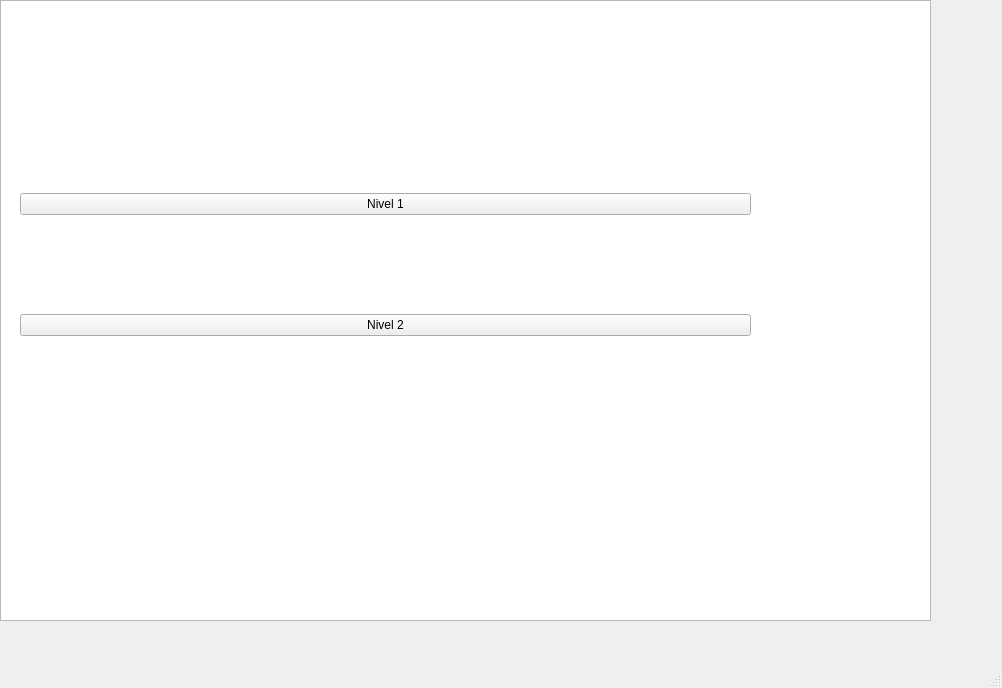
The window that mainwindow.ui (Andrsito-bit/Proyecto_Final) describes before a commit, drawn with Qt 5.
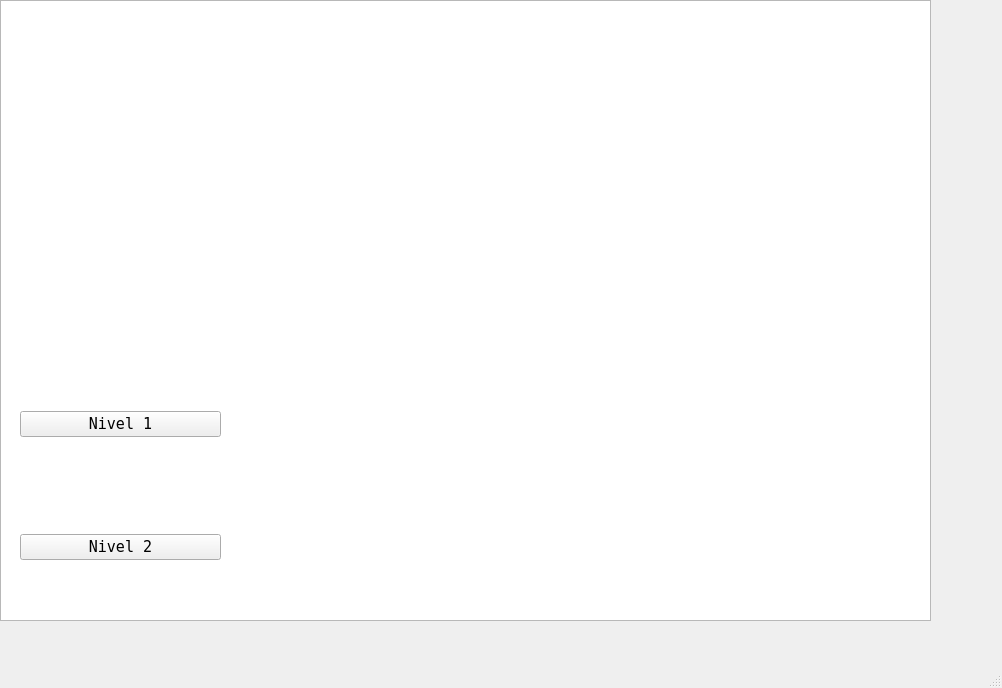
The same window after the commit.

The edit to the form file:
```diff
--- a/mainwindow.ui
+++ b/mainwindow.ui
@@ -18,14 +18,20 @@
     <property name="geometry">
      <rect>
       <x>20</x>
-      <y>100</y>
-      <width>731</width>
+      <y>320</y>
+      <width>201</width>
       <height>331</height>
      </rect>
     </property>
     <layout class="QVBoxLayout" name="verticalLayout">
      <item>
       <widget class="QPushButton" name="pushButton">
+       <property name="font">
+        <font>
+         <family>Terminal</family>
+         <pointsize>11</pointsize>
+        </font>
+       </property>
        <property name="text">
         <string>Nivel 1</string>
        </property>
@@ -33,6 +39,12 @@
      </item>
      <item>
       <widget class="QPushButton" name="pushButton_2">
+       <property name="font">
+        <font>
+         <family>Terminal</family>
+         <pointsize>11</pointsize>
+        </font>
+       </property>
        <property name="text">
         <string>Nivel 2</string>
        </property>
```
